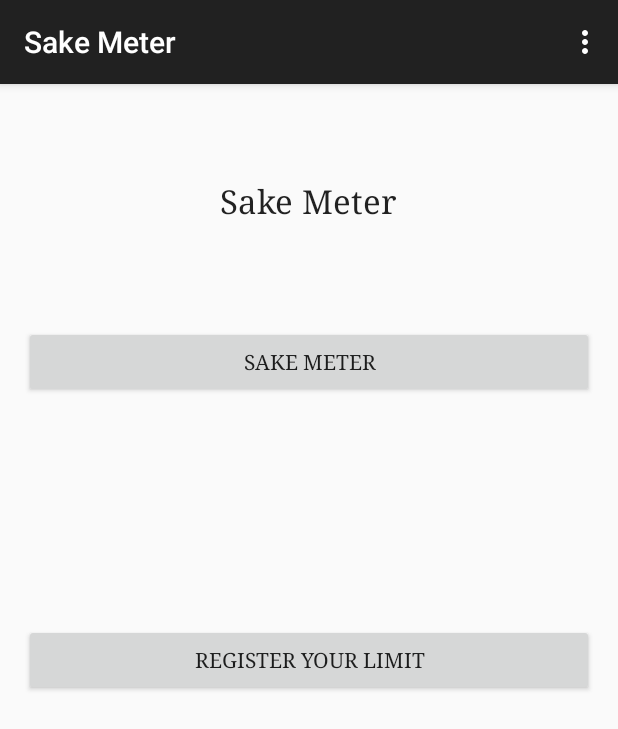
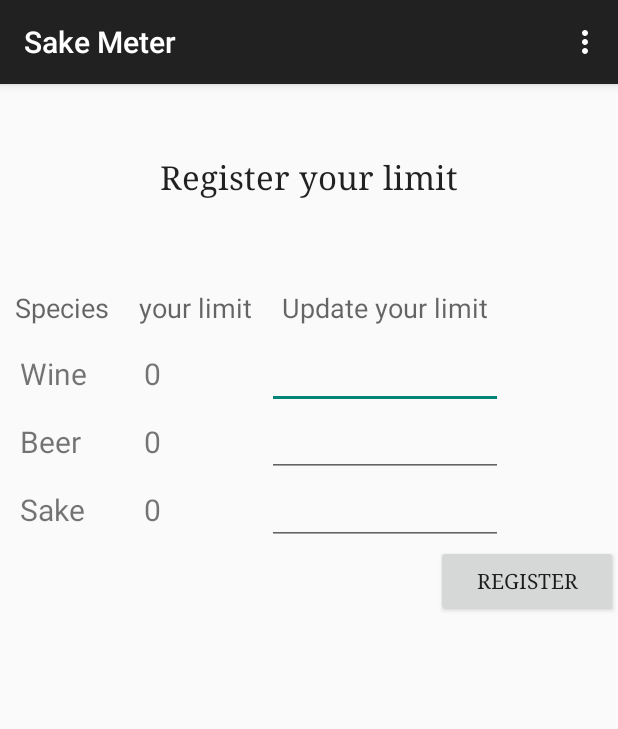
Before and after one commit to CORDEA/sake-meter, an Android app: the screen it shows after launch (MainActivity before the commit, SakeLimitActivity after it), after a tap on "REGISTER YOUR LIMIT", on a phone screen of 412 x 824 dp. Shown: the top 729 px of the screen. Run offline under Robolectric (Android 15) with nearby library versions, the phone set to English and light mode, and no system bars; 7 statements that could not run were skipped.

Commit message:
added some function
1. added activity: register your sake limit.
2. added class: control cache.
3. added function: warn the limit is approached.

```diff
--- a/app/src/main/java/jp/cordea/sakemeter/MainActivity.java
+++ b/app/src/main/java/jp/cordea/sakemeter/MainActivity.java
@@ -29,10 +29,12 @@ public class MainActivity extends ActionBarActivity implements View.OnClickListe
         Intent intent;
         switch (view.getId()) {
             case R.id.sakemeter_b :
-                Log.i("INFO", "enter sakemeter");
+                Log.i("INFO", "enter sakeMeter");
                 intent = new Intent(this, jp.cordea.sakemeter.SakeMeterActivity.class);
                 startActivity(intent);
+            break;
             case R.id.limit_b :
+                Log.i("INFO", "enter sakeLimit");
                 intent = new Intent(this, jp.cordea.sakemeter.SakeLimitActivity.class);
                 startActivity(intent);
             break;
--- a/app/src/main/java/jp/cordea/sakemeter/SakeLimitActivity.java
+++ b/app/src/main/java/jp/cordea/sakemeter/SakeLimitActivity.java
@@ -1,13 +1,29 @@
 package jp.cordea.sakemeter;
 
+import android.app.Activity;
 import android.content.Intent;
 import android.os.Bundle;
 import android.support.v7.app.ActionBarActivity;
+import android.text.InputType;
 import android.util.Log;
 import android.view.Menu;
 import android.view.MenuItem;
 import android.view.View;
+import android.view.ViewGroup;
 import android.widget.Button;
+import android.widget.EditText;
+import android.widget.TableLayout;
+import android.widget.TableRow;
+import android.widget.TextView;
+
+import java.io.File;
+import java.io.FileInputStream;
+import java.io.FileNotFoundException;
+import java.io.FileOutputStream;
+import java.io.IOException;
+import java.io.InputStreamReader;
+import java.util.HashMap;
+import java.util.Map;
 
 /**
  * Created by CORDEA on 2015/03/29.
@@ -17,7 +33,9 @@ public class SakeLimitActivity extends ActionBarActivity implements View.OnClick
     @Override
     protected void onCreate(Bundle savedInstanceState) {
         super.onCreate(savedInstanceState);
-        setContentView(R.layout.activity_main);
+        setContentView(R.layout.activity_sakelimit);
+
+        addTableRow();
 
         final Button button = (Button) findViewById(R.id.register_b);
         button.setOnClickListener(this);
@@ -28,9 +46,106 @@ public class SakeLimitActivity extends ActionBarActivity implements View.OnClick
         switch (view.getId()) {
             case R.id.register_b :
                 Intent intent = new Intent(this, jp.cordea.sakemeter.SakeMeterActivity.class);
-                recSakeLimit();
+                writeCache(false);
+                addTableRow();
             break;
         }
+    }
+
+    private void addTableRow() {
+        HashMap<String, String> hashMap = (HashMap<String, String>) controlCache.readCache(getCacheDir());
+        TableLayout tableLayout = (TableLayout)findViewById(R.id.limit_table);
+        int padding = 10;
+        //setContentView(tableLayout);
+
+        removeRows();
+
+        for (Map.Entry<String, String> map : hashMap.entrySet()) {
+            Log.i("addTableRow", findViewById(R.id.limit_table).toString());
+
+            TextView sake_tv        = new TextView(this);
+            TextView limit_tv       = new TextView(this);
+            TextView[] tvArray      = {sake_tv, limit_tv};
+
+            String  sake   = map.getKey();
+            String  limit  = map.getValue();
+
+            for (TextView tv : tvArray) {
+                tv.setPadding(padding + 10, padding, padding + 10, padding);
+                tv.setTextSize(20);
+            }
+
+            EditText et = new EditText(this);
+            et.setInputType(InputType.TYPE_CLASS_NUMBER);
+
+            sake_tv.setText(sake);
+            limit_tv.setText(limit);
+
+            TableRow tableRow           = new TableRow(this);
+            TableRow.LayoutParams lp    = new TableRow.LayoutParams(TableRow.LayoutParams.WRAP_CONTENT);
+            tableRow.setLayoutParams(lp);
+
+            tableRow.addView(sake_tv);
+            tableRow.addView(limit_tv);
+            tableRow.addView(et);
+            Log.i("addTableRow", sake + ": " + limit);
+
+            tableLayout.addView(tableRow);
+        }
+    }
+
+    private void removeRows() {
+        TableLayout tableLayout = (TableLayout)findViewById(R.id.limit_table);
+
+        int count = (int) tableLayout.getChildCount();
+        for (int k = 1; k < count; k++) {
+            tableLayout.removeViewAt(1);
+        }
+    }
+
+    public HashMap<String, String> writeCache(boolean flag) {
+        HashMap<String, String> hashMap = new HashMap<String, String>();
+        String[] sakeArray = {"Beer", "Wine", "Sake"};
+
+        if (flag) {
+            for (String str : sakeArray) {
+                hashMap.put(str, "0");
+            }
+        } else {
+            hashMap = readRowItems();
+        }
+
+        try {
+            File cacheDir = getCacheDir();
+            File file = new File(cacheDir.getAbsolutePath(), "sakeMeter.csv");
+            FileOutputStream fos = new FileOutputStream(file);
+            try {
+                if (!file.exists()) file.createNewFile();
+                for (Map.Entry<String, String> hm : hashMap.entrySet()) {
+                    String content = hm.getKey() + "," + hm.getValue().toString() + ":";
+                    byte[] contentInBytes = content.getBytes();
+                    fos.write(contentInBytes);
+                    fos.flush();
+                    Log.i("writeCache", content);
+                }
+                fos.close();
+            } catch (IOException e) {}
+        } catch (FileNotFoundException e) {}
+        return hashMap;
+    }
+
+    private HashMap<String, String> readRowItems() {
+        HashMap<String, String> hashMap = new HashMap<String, String>();
+        TableLayout tl = (TableLayout)findViewById(R.id.limit_table);
+
+        int count = (int) tl.getChildCount();
+        for (int k = 1; k < count; k++) {
+            TableRow tr = (TableRow) tl.getChildAt(k);
+            TextView sake_tv    = (TextView) tr.getChildAt(0);
+            EditText limit_tv   = (EditText) tr.getChildAt(2);
+            hashMap.put(sake_tv.getText().toString(), limit_tv.getText().toString());
+        }
+        return hashMap;
     }
 
     private void recSakeLimit() {
--- a/app/src/main/res/layout/activity_sakelimit.xml
+++ b/app/src/main/res/layout/activity_sakelimit.xml
@@ -17,11 +17,12 @@
     <TableLayout
         android:layout_width="match_parent"
         android:layout_height="wrap_content"
-        android:layout_gravity="center_horizontal">
+        android:layout_gravity="center_horizontal"
+        android:id="@+id/limit_table">
 
         <TableRow
             android:layout_width="fill_parent"
-            android:layout_height="fill_parent">
+            android:layout_height="wrap_content">
 
             <TextView
                 android:layout_width="wrap_content"
@@ -48,10 +49,6 @@
                 android:padding="10dp" />
 
         </TableRow>
-
-        <TableRow
-            android:layout_width="fill_parent"
-            android:layout_height="fill_parent"></TableRow>
     </TableLayout>
 
     <Button
```
Also changed, not shown: app/src/main/AndroidManifest.xml (+9 -0 lines), app/src/main/java/jp/cordea/sakemeter/SakeMeterActivity.java (+23 -2 lines), app/src/main/java/jp/cordea/sakemeter/controlCache.java (added, +53 -0 lines).
